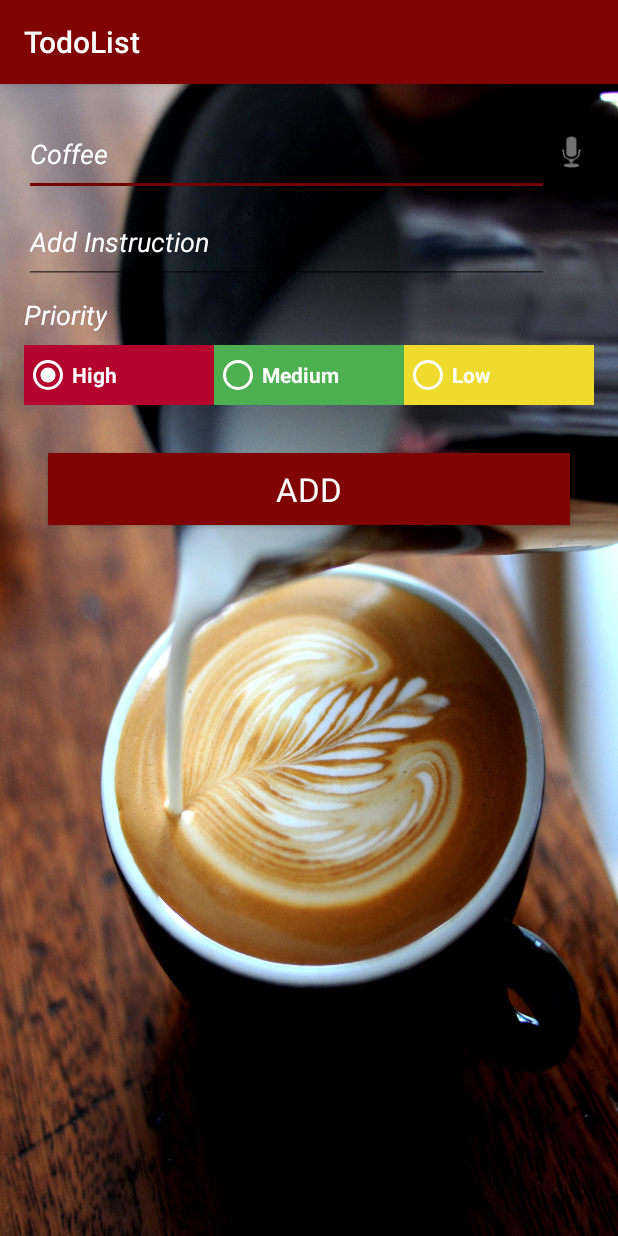
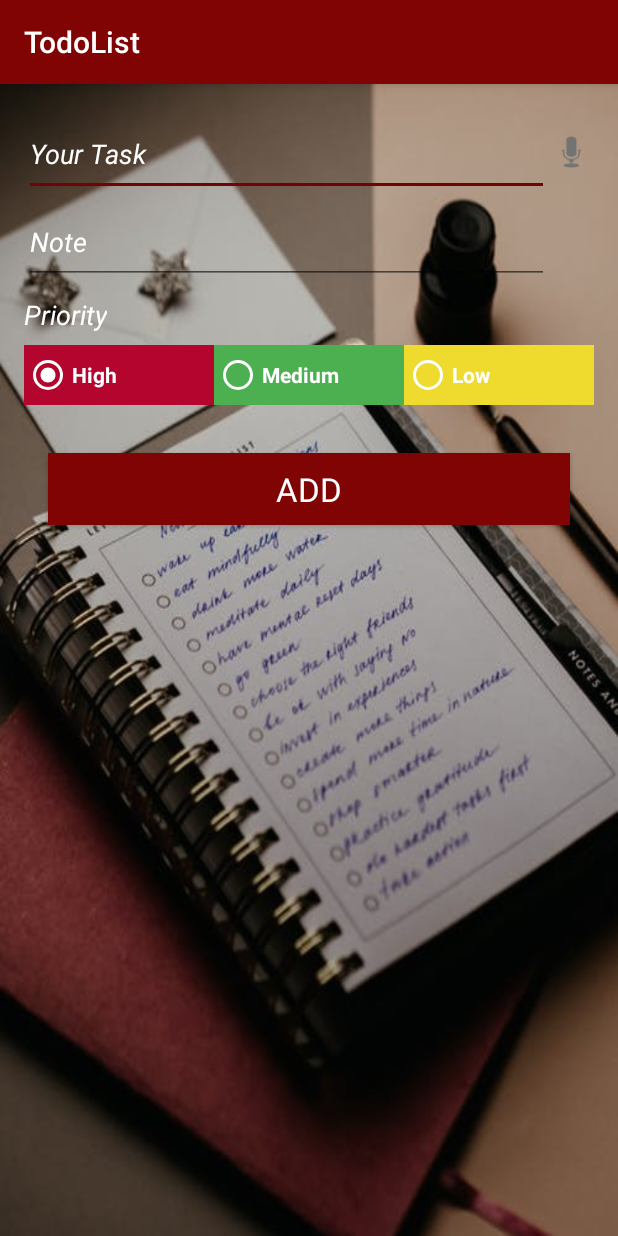
Before and after one commit to 9841sushant/Todo_List, an Android app: the AddUpdate screen opened directly, with no data from a screen before it, on a phone screen of 412 x 824 dp. Run offline under Robolectric (Android 15) with nearby library versions, the phone set to English and light mode, and no system bars; our stand-ins replace Room's generated code.

Commit message:
updated UI

```diff
--- a/app/src/main/java/com/example/todolist/Fragments/AddUpdate.java
+++ b/app/src/main/java/com/example/todolist/Fragments/AddUpdate.java
@@ -5,11 +5,9 @@ import android.content.Intent;
 import android.os.Bundle;
 
 import androidx.fragment.app.Fragment;
-import androidx.lifecycle.Observer;
 import androidx.lifecycle.ViewModelProviders;
 
 import android.speech.RecognizerIntent;
-import android.util.Log;
 import android.view.Gravity;
 import android.view.LayoutInflater;
 import android.view.View;
@@ -25,7 +23,6 @@ import com.example.todolist.AddUpdateTask.AddUpdateTaskViewModel;
 import com.example.todolist.AddUpdateTask.AddUpdateTaskViewModelFactory;
 import com.example.todolist.R;
 import com.example.todolist.database.TaskEntry;
-import com.example.todolist.tasks.TaskAdapter;
 
 import java.util.ArrayList;
 import java.util.Date;
@@ -72,7 +69,7 @@ public class AddUpdate extends Fragment {
                 AddUpdateTaskViewModelFactory factory = new AddUpdateTaskViewModelFactory(getActivity().getApplication(), mTaskId);
                 viewModel = ViewModelProviders.of(this, factory).get(AddUpdateTaskViewModel.class);
 
-                mEditText = rootView.findViewById(R.id.editTextCoffee);
+                mEditText = rootView.findViewById(R.id.editTexttask);
                 ImageView speak = rootView.findViewById(R.id.speak);
 
         speak.setOnClickListener(new View.OnClickListener() {
@@ -106,7 +103,7 @@ public class AddUpdate extends Fragment {
      * initViews is called from onCreate to init the member variable views
      */
     void initViews() {
-        mEditText = rootView.findViewById(R.id.editTextCoffee);
+        mEditText = rootView.findViewById(R.id.editTexttask);
         AddNote = rootView.findViewById(R.id.editTextInstruction);
         mRadioGroup = rootView.findViewById(R.id.radioGroup);
 
--- a/app/src/main/java/com/example/todolist/tasks/TaskAdapter.java
+++ b/app/src/main/java/com/example/todolist/tasks/TaskAdapter.java
@@ -170,8 +170,8 @@ public class TaskAdapter extends RecyclerView.Adapter<TaskAdapter.TaskViewHolder
         public TaskViewHolder(View itemView) {
             super(itemView);
 
-            taskDescriptionView = itemView.findViewById(R.id.taskCoffee);
-            noteView=itemView.findViewById(R.id.Instruction);
+            taskDescriptionView = itemView.findViewById(R.id.task);
+            noteView=itemView.findViewById(R.id.note);
             updatedAtView = itemView.findViewById(R.id.taskUpdatedAt);
             priorityView = itemView.findViewById(R.id.priorityTextView);
             itemView.setOnClickListener(this);
--- a/app/src/main/res/layout/fragment_add_update.xml
+++ b/app/src/main/res/layout/fragment_add_update.xml
@@ -5,7 +5,7 @@
     android:layout_width="match_parent"
     android:layout_height="match_parent"
     android:orientation="vertical"
-    android:background="@drawable/coffee3"
+    android:background="@drawable/note1"
     android:paddingStart="@dimen/activity_horizontal_margin"
     android:paddingLeft="@dimen/activity_horizontal_margin"
     android:paddingTop="@dimen/activity_vertical_margin"
@@ -22,12 +22,12 @@
 
         <!-- EditText for getttaskEntrytask description input -->
         <EditText
-            android:id="@+id/editTextCoffee"
+            android:id="@+id/editTexttask"
             android:layout_width="350dp"
             android:layout_height="wrap_content"
             android:layout_marginTop="8dp"
             android:gravity="start"
-            android:hint="@string/hint_coffee"
+            android:hint="@string/hint_Task"
             android:paddingBottom="@dimen/activity_horizontal_margin"
             android:textColor="@android:color/white"
             android:textColorHint="@android:color/white"
--- a/app/src/main/res/layout/fragment_main.xml
+++ b/app/src/main/res/layout/fragment_main.xml
@@ -11,7 +11,7 @@
         android:id="@+id/recyclerViewTasks"
         android:layout_width="match_parent"
         android:layout_height="match_parent"
-        android:background="@drawable/coffee1"
+        android:background="@drawable/note"
         android:clipToPadding="false"
         android:paddingBottom="80dp" />
 
--- a/app/src/main/res/layout/task_layout.xml
+++ b/app/src/main/res/layout/task_layout.xml
@@ -25,7 +25,7 @@
 
     <!-- TextView that displays the description -->
     <TextView
-        android:id="@+id/taskCoffee"
+        android:id="@+id/task"
         style="@style/TextAppearance.AppCompat.Medium"
         android:layout_width="match_parent"
         android:layout_height="wrap_content"
@@ -33,10 +33,10 @@
         android:textColor="@android:color/black"
         android:textSize="30sp"
         android:textStyle="bold|italic"
-        tools:text="@string/coffee_text" />
+        tools:text="@string/task_text" />
 
     <TextView
-        android:id="@+id/Instruction"
+        android:id="@+id/note"
         style="@style/TextAppearance.AppCompat.Medium"
         android:layout_width="match_parent"
         android:layout_height="wrap_content"
--- a/app/src/main/res/values/strings.xml
+++ b/app/src/main/res/values/strings.xml
@@ -11,13 +11,13 @@
 
     <!-- Strings for AddTaskActivity -->
     <string name="add_button">Add</string>
-    <string name="hint_coffee">Coffee</string>
-    <string name="hint_add_instruction">Add Instruction</string>
+    <string name="hint_Task">Your Task</string>
+    <string name="hint_add_instruction">Note</string>
 
 
     <!-- Strings for task_layout -->
-    <string name="coffee_text">Coffee</string>
-    <string name="instruction_text">Instruction</string>
+    <string name="task_text">Your Task</string>
+    <string name="instruction_text">Note</string>
     <!-- TODO: Remove or change this placeholder text -->
     <string name="hello_blank_fragment">Hello blank fragment</string>
 </resources>
```
Also changed, not shown: app/src/main/res/drawable/coffee1.jpg (deleted), app/src/main/res/drawable/coffee3.jpg (deleted), app/src/main/res/drawable/note.jpg (added), app/src/main/res/drawable/note1.jpg (added).
